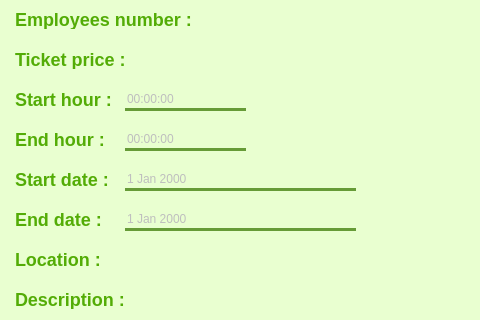
Above: evnement/mainwindow.ui from ProjetCPP-2A15/2a15-cogitocrafters before the change; both pictures show x 355 to 835 and y 211 to 531 of the 1200 by 700 pixel window. Below: the same form after it.
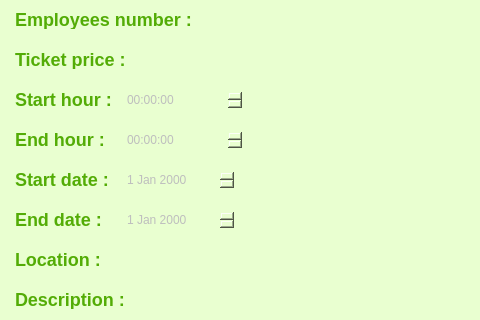
That is the form after the change. The open tabs and pages were chosen to show the change. Icons and pictures are not drawn.

```diff
--- a/evnement/mainwindow.ui
+++ b/evnement/mainwindow.ui
@@ -615,90 +615,6 @@
             </rect>
            </property>
           </widget>
-          <widget class="QDateEdit" name="sdt">
-           <property name="enabled">
-            <bool>false</bool>
-           </property>
-           <property name="geometry">
-            <rect>
-             <x>200</x>
-             <y>300</y>
-             <width>231</width>
-             <height>22</height>
-            </rect>
-           </property>
-           <property name="styleSheet">
-            <string notr="true">QDateEdit
-{
-border:none;
-background-color: rgba(247, 188, 85, 0);
-border-bottom:3px solid #669B37;
-}</string>
-           </property>
-          </widget>
-          <widget class="QDateEdit" name="edt">
-           <property name="enabled">
-            <bool>false</bool>
-           </property>
-           <property name="geometry">
-            <rect>
-             <x>200</x>
-             <y>340</y>
-             <width>231</width>
-             <height>22</height>
-            </rect>
-           </property>
-           <property name="styleSheet">
-            <string notr="true">QDateEdit
-{
-border:none;
-background-color: rgba(247, 188, 85, 0);
-border-bottom:3px solid #669B37;
-}</string>
-           </property>
-          </widget>
-          <widget class="QTimeEdit" name="eht">
-           <property name="enabled">
-            <bool>false</bool>
-           </property>
-           <property name="geometry">
-            <rect>
-             <x>200</x>
-             <y>260</y>
-             <width>121</width>
-             <height>22</height>
-            </rect>
-           </property>
-           <property name="styleSheet">
-            <string notr="true">QTimeEdit
-{
-border:none;
-background-color: rgba(247, 188, 85, 0);
-border-bottom:3px solid #669B37;
-}</string>
-           </property>
-          </widget>
-          <widget class="QTimeEdit" name="sht">
-           <property name="enabled">
-            <bool>false</bool>
-           </property>
-           <property name="geometry">
-            <rect>
-             <x>200</x>
-             <y>220</y>
-             <width>121</width>
-             <height>22</height>
-            </rect>
-           </property>
-           <property name="styleSheet">
-            <string notr="true">QTimeEdit
-{
-border:none;
-background-color: rgba(247, 188, 85, 0);
-border-bottom:3px solid #669B37;
-}</string>
-           </property>
-          </widget>
           <widget class="QLabel" name="label_41">
            <property name="geometry">
             <rect>
@@ -735,6 +651,58 @@
             </rect>
            </property>
           </widget>
+          <widget class="QTimeEdit" name="eht">
+           <property name="enabled">
+            <bool>false</bool>
+           </property>
+           <property name="geometry">
+            <rect>
+             <x>200</x>
+             <y>260</y>
+             <width>118</width>
+             <height>22</height>
+            </rect>
+           </property>
+          </widget>
+          <widget class="QTimeEdit" name="sht">
+           <property name="enabled">
+            <bool>false</bool>
+           </property>
+           <property name="geometry">
+            <rect>
+             <x>200</x>
+             <y>220</y>
+             <width>118</width>
+             <height>22</height>
+            </rect>
+           </property>
+          </widget>
+          <widget class="QDateEdit" name="sdt">
+           <property name="enabled">
+            <bool>false</bool>
+           </property>
+           <property name="geometry">
+            <rect>
+             <x>200</x>
+             <y>300</y>
+             <width>110</width>
+             <height>22</height>
+            </rect>
+           </property>
+          </widget>
+          <widget class="QDateEdit" name="edt">
+           <property name="enabled">
+            <bool>false</bool>
+           </property>
+           <property name="geometry">
+            <rect>
+             <x>200</x>
+             <y>340</y>
+             <width>110</width>
+             <height>22</height>
+            </rect>
+           </property>
+          </widget>
          </widget>
         </widget>
         <widget class="QWidget" name="page_21">
```
Left out of the diff: 99 changed lines with no effect on the pictures.
